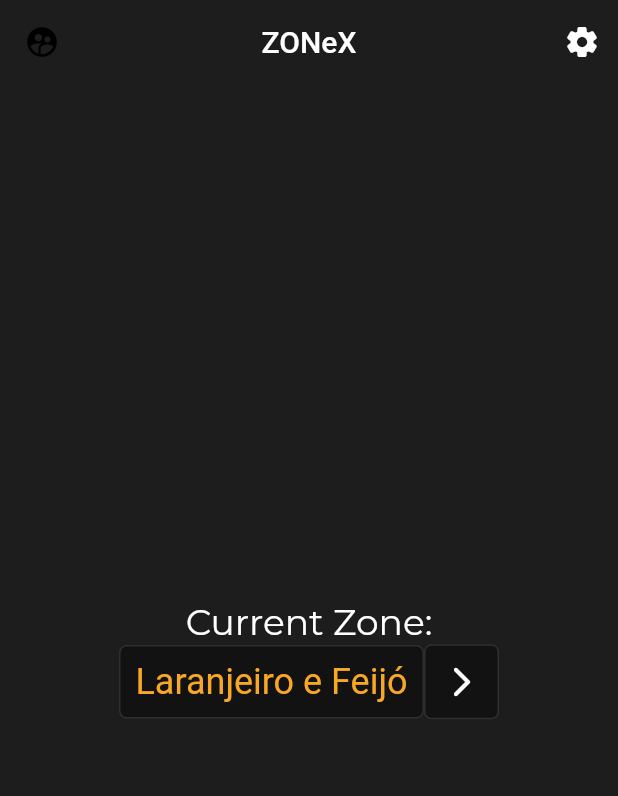
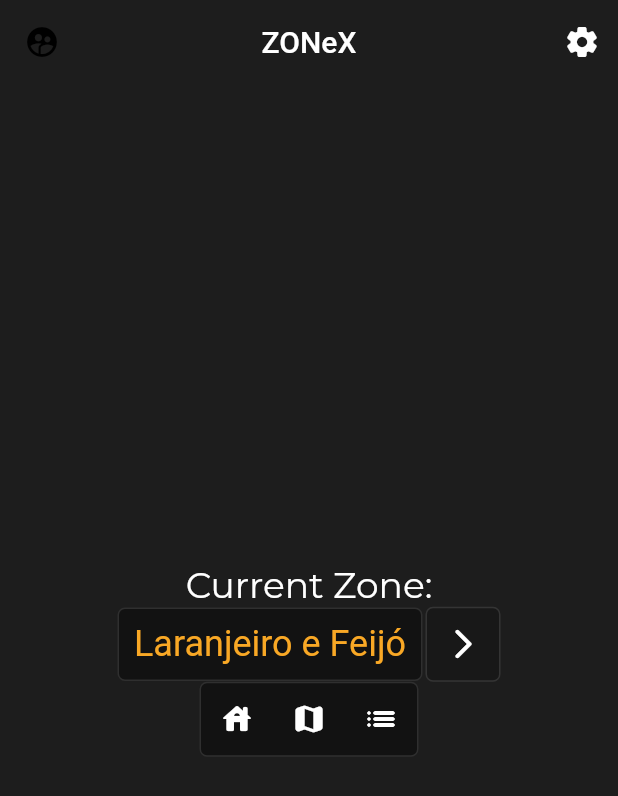
Before and after one commit to TiagoNunesFCT/IPM, a Flutter app: the screen it shows after launch, on a phone screen of 412 x 824 dp. Shown: the top 796 px of the screen. Run offline on Flutter 3.47's test engine with Material 2 defaults, Android fonts, the light colour scheme and no system bars; Roboto replaces fonts that are missing (Nasalization); project files that could hold a hidden picture were left out.

Commit message:
Added the Rover, a dynamic Button Menu

```diff
--- a/lib/rover.dart
+++ b/lib/rover.dart
@@ -0,0 +1,77 @@
+//Rover is the Widget at the bottom of the screen which allows us to change between Main Views (Map, List, Home)
+import 'package:flutter/cupertino.dart';
+import 'package:flutter/material.dart';
+import 'package:zone/MainScreen.dart';
+
+class Rover extends StatelessWidget{
+
+  bool hasHome;
+  bool hasMap;
+  bool hasList;
+  List<Widget> buttonList;
+
+  Rover(bool hasHome, bool hasMap, bool hasList){
+    this.hasHome = hasHome;
+    this.hasMap = hasMap;
+    this.hasList = hasList;
+  }
+
+
+
+  Widget homeButton(BuildContext context){
+
+    return IconButton(icon: Icon(Icons.house_rounded,color: Colors.white), onPressed: () {
+      Navigator.push(
+        context,
+        MaterialPageRoute(builder: (context) => MainPage()),
+      );
+    },             );
+  }
+  Widget mapButton(BuildContext context){
+    return IconButton(icon: Icon(Icons.map_rounded,color: Colors.white), onPressed: () {
+      Navigator.push(
+        context,
+        MaterialPageRoute(builder: (context) => MainPage()),
+      );
+    },             );
+  }
+
+  Widget listButton(BuildContext context){
+    return IconButton(icon: Icon(Icons.list_rounded,color: Colors.white), onPressed: () {
+      Navigator.push(
+        context,
+        MaterialPageRoute(builder: (context) => MainPage()),
+      );
+    },             );
+  }
+
+  @override
+  Widget build(BuildContext context) {
+    buttonListInit(context);
+    return Container(
+        padding: EdgeInsets.fromLTRB(0, 0, 0, 0),
+        decoration: new BoxDecoration(
+          shape: BoxShape.rectangle,
+          borderRadius: BorderRadius.circular(5),
+          color: Colors.black38,
+          border: new Border.all(
+            color: Colors.white12,
+            width: 1.0,
+          ),
+        ),child:Row(mainAxisSize: MainAxisSize.min,children:buttonList));
+  }
+
+  void buttonListInit(BuildContext context) {
+    buttonList = [];
+    if (hasHome){
+      buttonList.add(homeButton(context));
+    }
+    if (hasMap){
+      buttonList.add(mapButton(context));
+    }
+    if (hasList){
+      buttonList.add(listButton(context));
+    }
+  }
+
+}
```
Also changed, not shown: lib/mainScreen.dart (+4 -3 lines).
